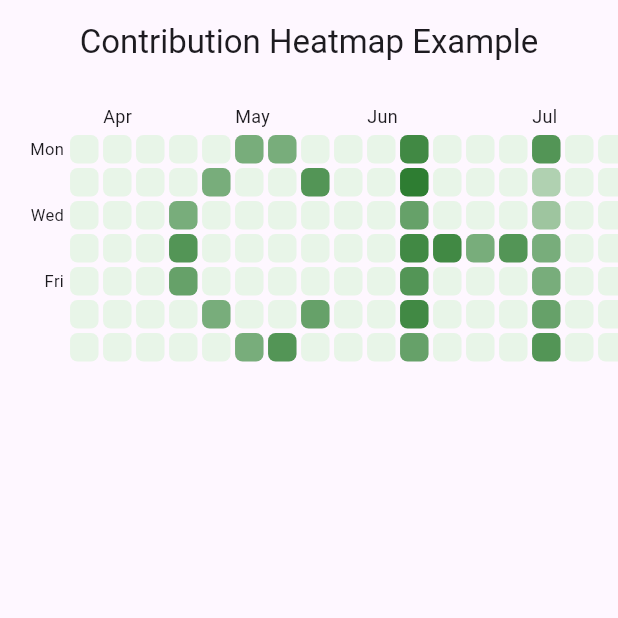
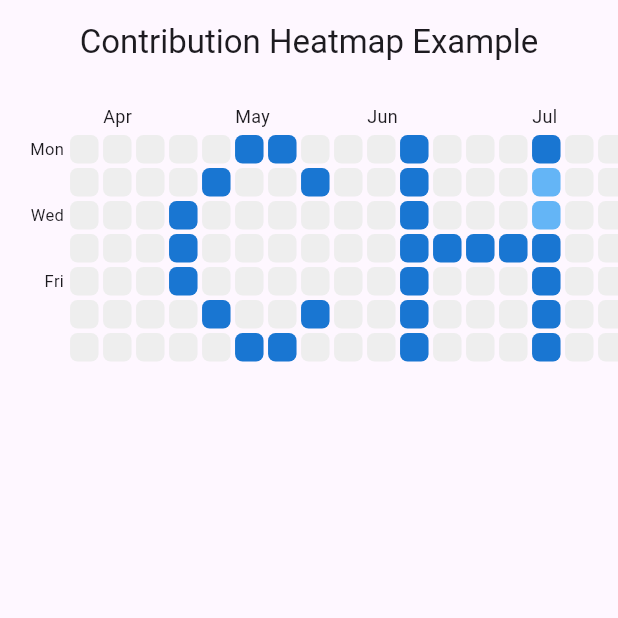
Before and after one commit to abdullah-cse/contribution_heatmap, a Flutter app: the screen it shows after launch, on a phone screen of 412 x 824 dp, the top half of it. Run offline on Flutter 3.47's test engine with Material 3 defaults, Android fonts, the phone set to English and light mode, and no system bars; missing offline and left inert: syntax_highlight.

Commit message:
feat: Add support for custom colors in ContributionHeatmap
- Introduced `customColor` for a single base color to generate an 11-step color scale.
- Added `customColorScale` for mapping contribution values directly to colors via a callback.
- Implemented mutual exclusivity for color options: `heatmapColor`, `customColor`, or `customColorScale`.

````diff
--- a/example/lib/main.dart
+++ b/example/lib/main.dart
@@ -33,7 +33,15 @@ class ExampleHomePage extends StatelessWidget {
       body: SingleChildScrollView(
         scrollDirection: Axis.horizontal,
         child: ContributionHeatmap(
-          heatmapColor: HeatmapColor.green,
+          // You can use either heatmapColor or customColor or customColorScale to customize the color of the heatmap.
+          // heatmapColor: HeatmapColor.orange,
+          // customColor: Colors.purple,
+          customColorScale: (value) {
+            if (value == 0) return Colors.grey[200]!;
+            if (value < 5) return Colors.blue[300]!;
+            return Colors.blue[700]!;
+          },
+
           showMonthLabels: true,
           weekdayLabel: WeekdayLabel.githubLike,
           startWeekday: DateTime.monday,
--- a/lib/src/rendering/render_contribution_heatmap.dart
+++ b/lib/src/rendering/render_contribution_heatmap.dart
@@ -42,7 +42,8 @@ class RenderContributionHeatmap extends RenderBox {
     required int startWeekday,
     required bool splittedMonthView,
     required HeatmapColor heatmapColor,
-    //Color Function(int value)? colorScale,
+    Color? customColor,
+    Color Function(int value)? customColorScale,
     void Function(DateTime date, int value)? onCellTap,
     required TextScaler textScaler,
     required Locale locale,
@@ -62,7 +63,8 @@ class RenderContributionHeatmap extends RenderBox {
         _startWeekday = startWeekday,
         _splittedMonthView = splittedMonthView,
         _heatmapColor = heatmapColor,
-        //_colorScale = colorScale,
+        _customColor = customColor,
+        _customColorScale = customColorScale,
         _onCellTap = onCellTap,
         _textScaler = textScaler,
         _locale = locale {
@@ -233,16 +235,6 @@ class RenderContributionHeatmap extends RenderBox {
     }
   }
 
-  // /// Custom color mapping function for contribution values
-  // /// If null, uses default GitHub-style green scale
-  // Color Function(int value)? _colorScale;
-  // set colorScale(Color Function(int value)? value) {
-  //   if (_colorScale != value) {
-  //     _colorScale = value;
-  //     markNeedsPaint(); // Only affects cell colors, not layout
-  //   }
-  // }
-
   /// Color scheme for the heatmap cells
   HeatmapColor _heatmapColor;
   HeatmapColor get heatmapColor => _heatmapColor;
@@ -251,6 +243,28 @@ class RenderContributionHeatmap extends RenderBox {
       _heatmapColor = value;
       _rebuildColorScale(); // Color scheme changed: recalculate color scale
       markNeedsPaint(); // Only affects cell colors, not layout
+    }
+  }
+
+  /// Optional custom color to use as the base for the heatmap palette
+  Color? _customColor;
+  Color? get customColor => _customColor;
+  set customColor(Color? value) {
+    if (_customColor != value) {
+      _customColor = value;
+      _rebuildColorScale();
+      markNeedsPaint();
+    }
+  }
+
+  /// Optional custom function to map contribution values directly to colors
+  Color Function(int value)? _customColorScale;
+  Color Function(int value)? get customColorScale => _customColorScale;
+  set customColorScale(Color Function(int value)? value) {
+    if (_customColorScale != value) {
+      _customColorScale = value;
+      _rebuildColorScale();
+      markNeedsPaint();
     }
   }
 
@@ -340,7 +354,15 @@ class RenderContributionHeatmap extends RenderBox {
 
   /// Creates/updates the dynamic color scale function.
   void _rebuildColorScale() {
-    _colorScale = HeatmapUtils.createDynamicColorScale(_entries, _heatmapColor);
+    if (_customColorScale != null) {
+      _colorScale = _customColorScale!;
+    } else {
+      _colorScale = HeatmapUtils.createDynamicColorScale(
+        _entries,
+        _heatmapColor,
+        customColor: _customColor,
+      );
+    }
   }
 
   /// Master orchestrator for date range computation.
--- a/lib/src/utils/heatmap_utils.dart
+++ b/lib/src/utils/heatmap_utils.dart
@@ -159,9 +159,14 @@ class HeatmapUtils {
   /// ```
   static Color Function(int value) createDynamicColorScale(
     List<ContributionEntry> entries,
-    HeatmapColor heatmapColor,
-  ) {
-    return HeatmapColorUtils.createColorScale(entries, heatmapColor);
+    HeatmapColor heatmapColor, {
+    Color? customColor,
+  }) {
+    return HeatmapColorUtils.createColorScale(
+      entries,
+      heatmapColor,
+      customColor: customColor,
+    );
   }
 }
 
--- a/lib/src/widgets/contribution_heatmap.dart
+++ b/lib/src/widgets/contribution_heatmap.dart
@@ -202,7 +202,32 @@ class ContributionHeatmap extends LeafRenderObjectWidget {
   /// ```
   ///
   /// Defaults to [HeatmapColor.green] for GitHub-style appearance.
-  final HeatmapColor heatmapColor;
+  /// Defaults to [HeatmapColor.green] if no color option is provided.
+  final HeatmapColor? heatmapColor;
+
+  /// Optional custom color to use as the base for the heatmap palette.
+  ///
+  /// If provided, this color will be used to generate a dynamic 11-step color scale,
+  /// ignoring the [heatmapColor] parameter.
+  /// This allows using an exact brand color for the heatmap.
+  final Color? customColor;
+
+  /// Optional custom function to map contribution values directly to colors.
+  ///
+  /// This provides the ultimate flexibility, allowing you to define exactly
+  /// which color should be returned for any given contribution value.
+  ///
+  /// If provided, this function takes precedence over both [customColor] and [heatmapColor].
+  ///
+  /// Example:
+  /// ```dart
+  /// customColorScale: (value) {
+  ///   if (value == 0) return Colors.grey[200]!;
+  ///   if (value < 5) return Colors.blue[300]!;
+  ///   return Colors.blue[700]!;
+  /// }
+  /// ```
+  final Color Function(int value)? customColorScale;
 
   /// Text style for month labels.
   ///
@@ -292,15 +317,24 @@ class ContributionHeatmap extends LeafRenderObjectWidget {
     this.weekdayLabel = WeekdayLabel.full,
     this.showCellDate = false,
     this.splittedMonthView = false,
-    this.heatmapColor = HeatmapColor.green,
+    this.heatmapColor,
+    this.customColor,
+    this.customColorScale,
     this.monthTextStyle,
     this.weekdayTextStyle,
     this.cellDateTextStyle,
     this.startWeekday = DateTime.monday,
     this.onCellTap,
-  }) : assert(
+  })  : assert(
           startWeekday >= DateTime.monday && startWeekday <= DateTime.sunday,
           'startWeekday must be between DateTime.monday (1) and DateTime.sunday (7)',
+        ),
+        assert(
+          (heatmapColor != null ? 1 : 0) +
+                  (customColor != null ? 1 : 0) +
+                  (customColorScale != null ? 1 : 0) <=
+              1,
+          'You can only provide one color option: heatmapColor, customColor, or customColorScale.',
         );
 
   @override
@@ -340,7 +374,9 @@ class ContributionHeatmap extends LeafRenderObjectWidget {
       cellDateTextStyle: resolvedCellDateStyle,
       startWeekday: startWeekday,
       splittedMonthView: splittedMonthView,
-      heatmapColor: heatmapColor,
+      heatmapColor: heatmapColor ?? HeatmapColor.green,
+      customColor: customColor,
+      customColorScale: customColorScale,
       onCellTap: onCellTap,
       textScaler: textScaler,
       locale: locale,
@@ -387,7 +423,9 @@ class ContributionHeatmap extends LeafRenderObjectWidget {
       ..cellDateTextStyle = resolvedCellDateStyle
       ..startWeekday = startWeekday
       ..splittedMonthView = splittedMonthView
-      ..heatmapColor = heatmapColor
+      ..heatmapColor = heatmapColor ?? HeatmapColor.green
+      ..customColor = customColor
+      ..customColorScale = customColorScale
       ..onCellTap = onCellTap
       ..textScaler = textScaler
       ..locale = locale;
--- a/pubspec.yaml
+++ b/pubspec.yaml
@@ -1,7 +1,7 @@
 name: contribution_heatmap
 description: "A high-performance, GitHub-like contribution heatmap calendar widget for Flutter. Built with a custom RenderBox for maximum efficiency and full customization."
 
-version: 0.5.3
+version: 0.6.0
 homepage: https://ch.abdullah.com.bd
 repository: https://github.com/abdullah-cse/contribution_heatmap
 issue_tracker: https://github.com/abdullah-cse/contribution_heatmap/issues
````
Also changed, not shown: lib/src/utils/heatmap_color_utils.dart (+60 -6 lines), example/pubspec.lock, 4 other files.
